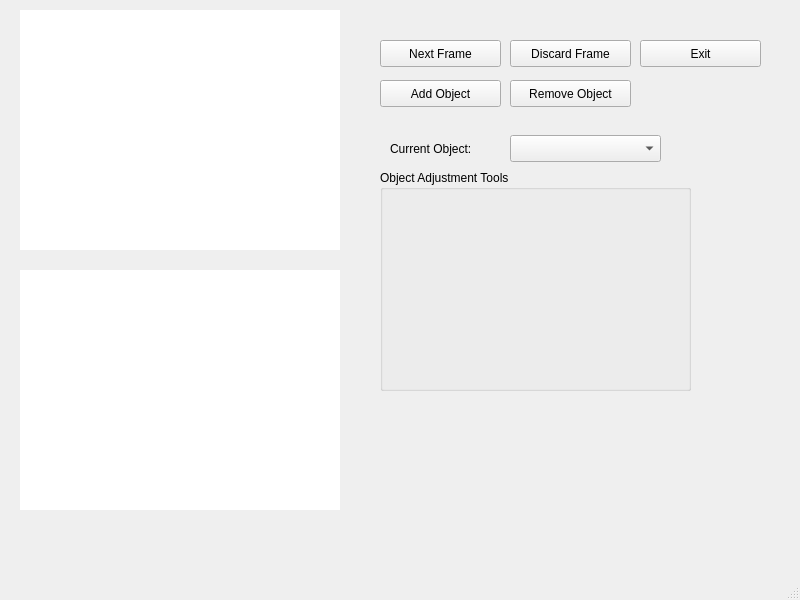
Before: the Qt Designer form VisionTraining/labeleditor.ui in NUbots/robocup, drawn with Qt 5.
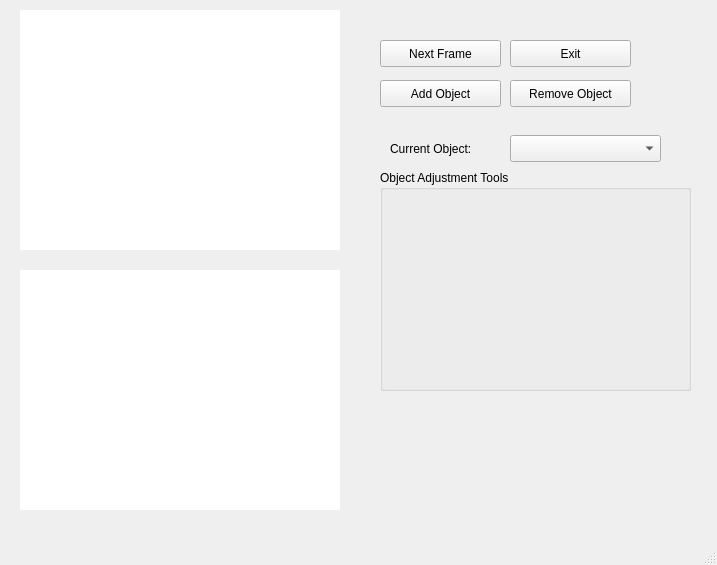
After: the same form once the commit is applied.

The edit to the form file:
```diff
--- a/VisionTraining/labeleditor.ui
+++ b/VisionTraining/labeleditor.ui
@@ -6,8 +6,8 @@
    <rect>
     <x>0</x>
     <y>0</y>
-    <width>800</width>
-    <height>600</height>
+    <width>717</width>
+    <height>565</height>
    </rect>
   </property>
   <property name="windowTitle">
@@ -65,23 +65,10 @@
      <string>Next Frame</string>
     </property>
    </widget>
-   <widget class="QPushButton" name="discardPB">
-    <property name="geometry">
-     <rect>
-      <x>510</x>
-      <y>40</y>
-      <width>121</width>
-      <height>27</height>
-     </rect>
-    </property>
-    <property name="text">
-     <string>Discard Frame</string>
-    </property>
-   </widget>
    <widget class="QPushButton" name="exitPB">
     <property name="geometry">
      <rect>
-      <x>640</x>
+      <x>510</x>
       <y>40</y>
       <width>121</width>
       <height>27</height>
```
Left out of the diff: 2 changed lines with no effect on the pictures.
